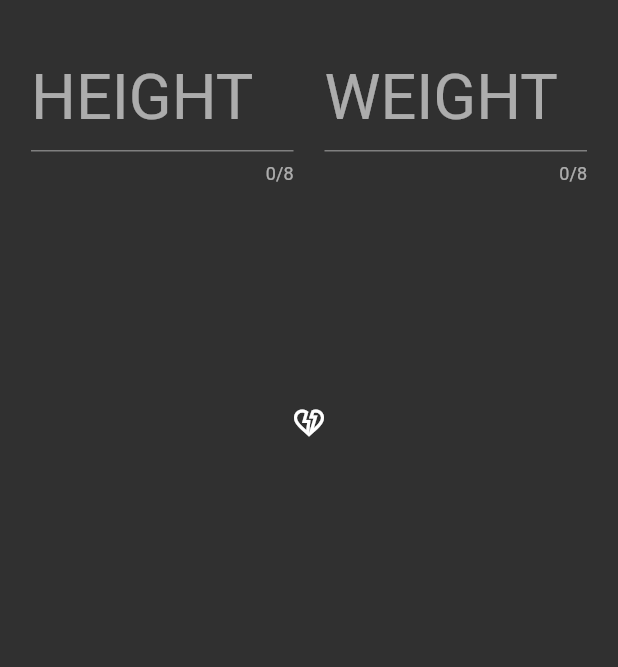
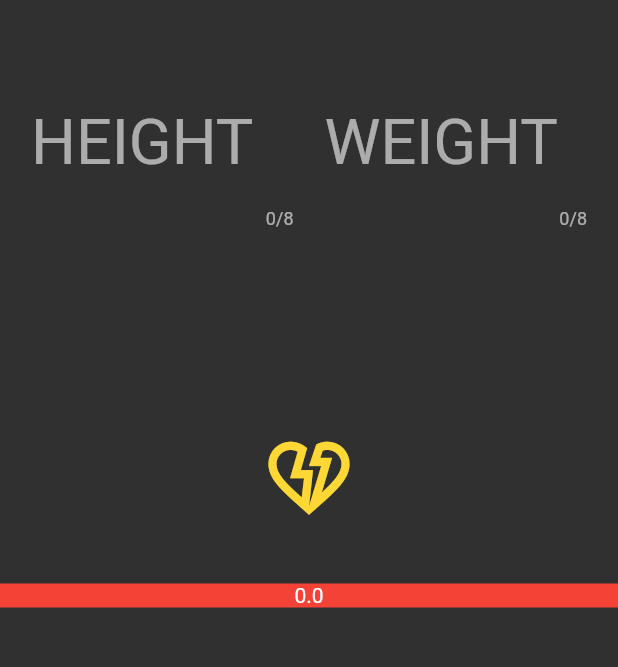
Before and after one commit to balkayunus7/Bmi-Calculator, a Flutter app: the screen it shows after launch, on a phone screen of 412 x 824 dp, the part 72-739 px from its top. Run offline on Flutter 3.47's test engine with Material 2 defaults, Android fonts, the phone set to English and light mode, and no system bars.

Commit message:
Icon button and result container added

```diff
--- a/Bmi Calculator/lib/Constans/Contans.dart
+++ b/Bmi Calculator/lib/Constans/Contans.dart
@@ -10,6 +10,9 @@ class TextUtility {
   final headlinebarText = "Bmi Calculator";
   final hintText1 = "HEIGHT";
   final hintText2 = "WEIGHT";
+  final result1Text = "You are over weight";
+  final result2Text = "You have normak weight ";
+  final result3Text = "You are under  weight";
 }
 
 class SizeFonts {
@@ -19,5 +22,5 @@ class SizeFonts {
 class ContainerDimensions {
   final double containerWidth = 190;
   final double containerHeight = 175;
-  final double textfieldMaxLength = 8;
+  final int textfieldMaxLength = 8;
 }
--- a/Bmi Calculator/lib/Screens/HomePage.dart
+++ b/Bmi Calculator/lib/Screens/HomePage.dart
@@ -1,5 +1,6 @@
 import 'package:flutter/material.dart';
 import 'package:notesapp/Constans/Contans.dart';
+import 'package:notesapp/TextFields/Textfields.dart';
 
 class HomePage extends StatefulWidget {
   const HomePage({Key? key}) : super(key: key);
@@ -13,6 +14,12 @@ class _HomePageState extends State<HomePage> {
   final texts = TextUtility();
   final fontSizes = SizeFonts();
   final contaDim = ContainerDimensions();
+
+  TextEditingController heightController = TextEditingController();
+  TextEditingController weightController = TextEditingController();
+
+  double _bmiResult = 0;
+
   @override
   Widget build(BuildContext context) {
     return Scaffold(
@@ -30,37 +37,65 @@ class _HomePageState extends State<HomePage> {
         child: Column(
           children: [
             const SizedBox(
-              height: 20,
+              height: 50,
             ),
             Row(
               mainAxisAlignment: MainAxisAlignment.spaceEvenly,
               children: [
+                //SizedBox opened
                 SizedBox(
                   height: 190,
                   width: 175,
-                  child: _TextfieldContainer(
-                    colors: colors,
+                  //Textfields added
+                  child: TextfieldContainer(
+                    controller: heightController,
+                    colors: colors.textFieldColor,
                     text: texts.hintText1,
                     fontSize: fontSizes.hintTextSize,
-                    maxLength: contaDim.textfieldMaxLength,
                   ),
                 ),
+                //SizedBox opened
                 SizedBox(
                   height: 190,
                   width: 175,
-                  child: _TextfieldContainer(
-                    colors: colors,
+                  //Textfields added
+                  child: TextfieldContainer(
+                    controller: weightController,
+                    colors: colors.textFieldColor,
                     text: texts.hintText2,
                     fontSize: fontSizes.hintTextSize,
-                    maxLength: contaDim.textfieldMaxLength,
                   ),
                 ),
               ],
             ),
-            const SizedBox(height: 40),
+            const SizedBox(height: 30),
+            //IconButtonAdded
             IconButton(
-              onPressed: () {},
-              icon: const Icon(Icons.heart_broken_outlined),
+              onPressed: () {
+                double _h = double.parse(heightController.text);
+                double _w = double.parse(heightController.text);
+                setState(() {
+                  _bmiResult = _w / (_h * _h);
+                  if (_bmiResult > 25) {
+                    Text("vdbhzhv");
+                  } else if (_bmiResult >= 18.5 && _bmiResult <= 25) {
+                    Text("vdbvdvhzhv");
+                  } else {
+                    Text("vdbaashzhv");
+                  }
+                });
+              },
+              iconSize: 65,
+              color: colors.mainHexColor,
+              icon: const Icon(
+                Icons.heart_broken_outlined,
+              ),
+            ),
+            const SizedBox(height: 30),
+            Container(
+              alignment: Alignment.center,
+              color: Colors.red,
+              child: Text(_bmiResult.toString()),
             ),
           ],
         ),
@@ -68,39 +103,3 @@ class _HomePageState extends State<HomePage> {
     );
   }
 }
-
-class _TextfieldContainer extends StatelessWidget {
-  const _TextfieldContainer({
-    Key? key,
-    required this.colors,
-    required this.text,
-    required this.fontSize,
-    required this.maxLength,
-  }) : super(key: key);
-
-  final ColorsUtility colors;
-  final String text;
-  final double fontSize;
-  final double maxLength;
-
-  @override
-  Widget build(BuildContext context) {
-    return Container(
-      child: TextField(
-        maxLength: 8,
-        keyboardType: TextInputType.number,
-        style: TextStyle(
-          fontSize: fontSize,
-          fontWeight: FontWeight.w400,
-          color: colors.textFieldColor,
-        ),
-        decoration: InputDecoration(
-            hintText: text,
-            hintStyle: TextStyle(
-                fontSize: fontSize,
-                fontWeight: FontWeight.w400,
-                color: Colors.white60)),
-      ),
-    );
-  }
-}
--- /dev/null
+++ b/Bmi Calculator/lib/TextFields/Textfields.dart
@@ -0,0 +1,39 @@
+import 'package:flutter/material.dart';
+
+class TextfieldContainer extends StatelessWidget {
+  const TextfieldContainer({
+    Key? key,
+    required this.colors,
+    required this.text,
+    required this.fontSize,
+    required this.controller,
+  }) : super(key: key);
+
+  final Color colors;
+  final String text;
+  final double fontSize;
+  final TextEditingController controller;
+
+  @override
+  Widget build(BuildContext context) {
+    return Container(
+      child: TextField(
+        controller: controller,
+        maxLength: 8,
+        keyboardType: TextInputType.number,
+        style: TextStyle(
+          fontSize: fontSize,
+          fontWeight: FontWeight.w400,
+          color: colors,
+        ),
+        decoration: InputDecoration(
+            hintText: text,
+            border: InputBorder.none,
+            hintStyle: TextStyle(
+                fontSize: fontSize,
+                fontWeight: FontWeight.w400,
+                color: Colors.white60)),
+      ),
+    );
+  }
+}
```
